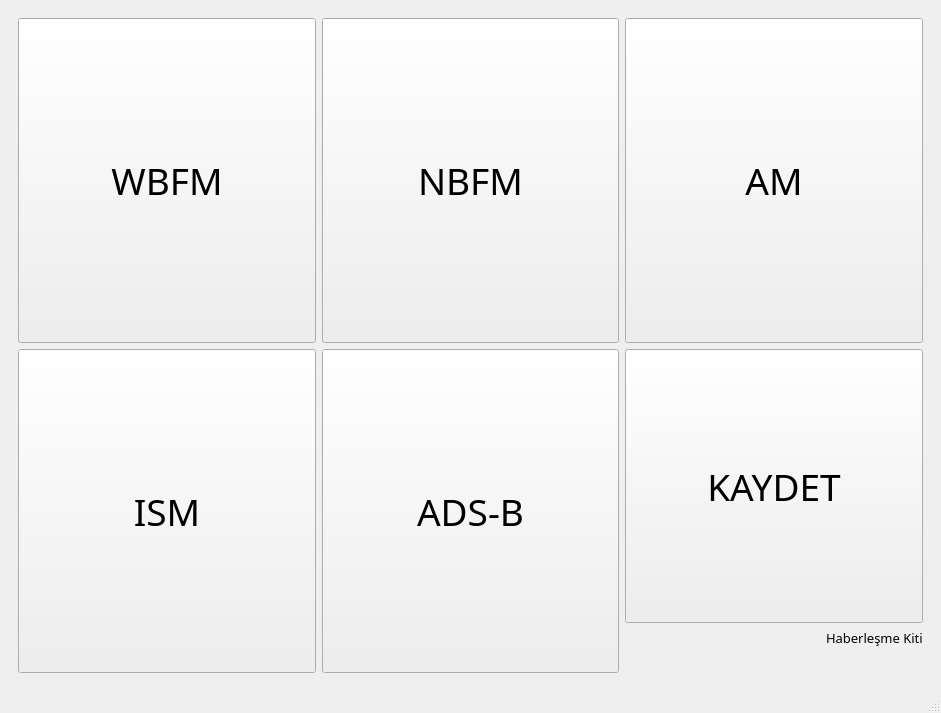
The window that hakigui/RTLGUINEW_LATEST.ui (murat-sever/HaKiGUI) describes before a commit, drawn with Qt 5.
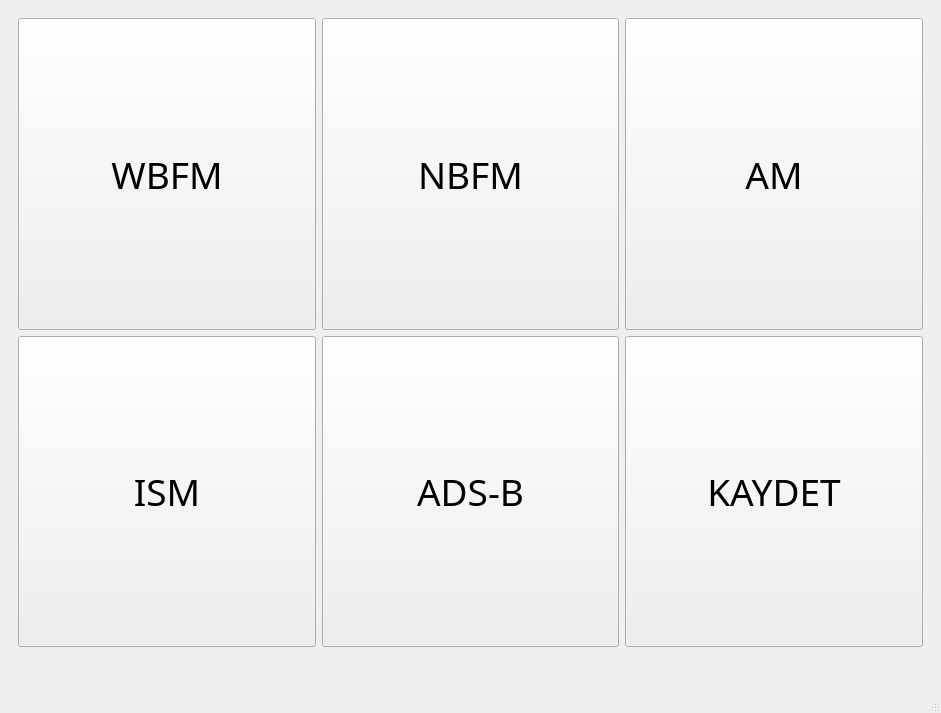
The same window after the commit. Icons and pictures are not drawn.

Commit message: Kaydet butonu güncellendi, window için icon eklendi

```diff
--- a/hakigui/RTLGUINEW_LATEST.ui
+++ b/hakigui/RTLGUINEW_LATEST.ui
@@ -13,6 +13,16 @@
   <property name="windowTitle">
    <string>Haberleşme Eğitim Kiti - HaKi</string>
   </property>
+  <property name="windowIcon">
+   <iconset>
+    <normaloff>icons/2009232-200.png</normaloff>icons/2009232-200.png</iconset>
+  </property>
+  <property name="iconSize">
+   <size>
+    <width>10</width>
+    <height>5</height>
+   </size>
+  </property>
   <widget class="QWidget" name="centralwidget">
    <layout class="QGridLayout" name="gridLayout_2">
     <item row="0" column="0">
@@ -465,11 +475,13 @@
        </layout>
       </widget>
       <widget class="QWidget" name="page_2">
-       <layout class="QGridLayout" name="gridLayout_4">
-        <item row="0" column="2">
-         <widget class="QToolButton" name="toolButton_6">
+       <layout class="QVBoxLayout" name="verticalLayout">
+        <item>
+         <layout class="QGridLayout" name="gridLayout">
+          <item row="1" column="1">
+           <widget class="QToolButton" name="toolButton_4">
           <property name="sizePolicy">
-           <sizepolicy hsizetype="Expanding" vsizetype="Expanding">
+             <sizepolicy hsizetype="Minimum" vsizetype="Preferred">
             <horstretch>0</horstretch>
             <verstretch>0</verstretch>
            </sizepolicy>
@@ -481,7 +493,7 @@
            </font>
           </property>
           <property name="text">
-           <string>AM</string>
+             <string>ADS-B</string>
           </property>
           <property name="icon">
            <iconset>
@@ -530,6 +542,70 @@
           </property>
          </widget>
         </item>
+          <item row="0" column="2">
+           <widget class="QToolButton" name="toolButton_6">
+            <property name="sizePolicy">
+             <sizepolicy hsizetype="Expanding" vsizetype="Expanding">
+              <horstretch>0</horstretch>
+              <verstretch>0</verstretch>
+             </sizepolicy>
+            </property>
+            <property name="font">
+             <font>
+              <family>MS Reference Sans Serif</family>
+              <pointsize>28</pointsize>
+             </font>
+            </property>
+            <property name="text">
+             <string>AM</string>
+            </property>
+            <property name="icon">
+             <iconset>
+              <normaloff>icons/2214949.png</normaloff>icons/2214949.png</iconset>
+            </property>
+            <property name="iconSize">
+             <size>
+              <width>200</width>
+              <height>150</height>
+             </size>
+            </property>
+            <property name="toolButtonStyle">
+             <enum>Qt::ToolButtonTextUnderIcon</enum>
+            </property>
+           </widget>
+          </item>
+          <item row="0" column="1">
+           <widget class="QToolButton" name="toolButton_2">
+            <property name="sizePolicy">
+             <sizepolicy hsizetype="Expanding" vsizetype="Expanding">
+              <horstretch>0</horstretch>
+              <verstretch>0</verstretch>
+             </sizepolicy>
+            </property>
+            <property name="font">
+             <font>
+              <family>MS Reference Sans Serif</family>
+              <pointsize>28</pointsize>
+             </font>
+            </property>
+            <property name="text">
+             <string>NBFM</string>
+            </property>
+            <property name="icon">
+             <iconset>
+              <normaloff>icons/34_walkie_talkie.png</normaloff>icons/34_walkie_talkie.png</iconset>
+            </property>
+            <property name="iconSize">
+             <size>
+              <width>150</width>
+              <height>150</height>
+             </size>
+            </property>
+            <property name="toolButtonStyle">
+             <enum>Qt::ToolButtonTextUnderIcon</enum>
+            </property>
+           </widget>
+          </item>
         <item row="0" column="0">
          <widget class="QToolButton" name="toolButton">
           <property name="sizePolicy">
@@ -565,132 +641,47 @@
           </property>
          </widget>
         </item>
-        <item row="0" column="1">
-         <widget class="QToolButton" name="toolButton_2">
-          <property name="sizePolicy">
-           <sizepolicy hsizetype="Expanding" vsizetype="Expanding">
-            <horstretch>0</horstretch>
-            <verstretch>0</verstretch>
-           </sizepolicy>
-          </property>
-          <property name="font">
-           <font>
-            <family>MS Reference Sans Serif</family>
-            <pointsize>28</pointsize>
-           </font>
-          </property>
-          <property name="text">
-           <string>NBFM</string>
-          </property>
-          <property name="icon">
-           <iconset>
-            <normaloff>icons/34_walkie_talkie.png</normaloff>icons/34_walkie_talkie.png</iconset>
-          </property>
-          <property name="iconSize">
-           <size>
-            <width>150</width>
-            <height>150</height>
-           </size>
-          </property>
-          <property name="toolButtonStyle">
-           <enum>Qt::ToolButtonTextUnderIcon</enum>
-          </property>
-         </widget>
-        </item>
-        <item row="1" column="1">
-         <widget class="QToolButton" name="toolButton_4">
-          <property name="sizePolicy">
-           <sizepolicy hsizetype="Minimum" vsizetype="Preferred">
-            <horstretch>0</horstretch>
-            <verstretch>0</verstretch>
-           </sizepolicy>
-          </property>
-          <property name="font">
-           <font>
-            <family>MS Reference Sans Serif</family>
-            <pointsize>28</pointsize>
-           </font>
-          </property>
-          <property name="text">
-           <string>ADS-B</string>
-          </property>
-          <property name="icon">
-           <iconset>
-            <normaloff>icons/flight.png</normaloff>icons/flight.png</iconset>
-          </property>
-          <property name="iconSize">
-           <size>
-            <width>200</width>
-            <height>150</height>
-           </size>
-          </property>
-          <property name="toolButtonStyle">
-           <enum>Qt::ToolButtonTextUnderIcon</enum>
-          </property>
-         </widget>
-        </item>
         <item row="1" column="2">
-         <layout class="QGridLayout" name="gridLayout_3">
-          <item row="1" column="0">
-           <layout class="QGridLayout" name="gridLayout">
-            <item row="1" column="1">
-             <widget class="QLabel" name="label_10">
+           <widget class="QToolButton" name="toolButton_5">
               <property name="sizePolicy">
-               <sizepolicy hsizetype="Fixed" vsizetype="Fixed">
+             <sizepolicy hsizetype="Expanding" vsizetype="Expanding">
                 <horstretch>0</horstretch>
                 <verstretch>0</verstretch>
                </sizepolicy>
               </property>
-              <property name="maximumSize">
-               <size>
-                <width>1000</width>
-                <height>50</height>
-               </size>
-              </property>
               <property name="font">
                <font>
                 <family>MS Reference Sans Serif</family>
-                <pointsize>10</pointsize>
+              <pointsize>28</pointsize>
                </font>
               </property>
               <property name="text">
-               <string>Haberleşme Kiti</string>
-              </property>
-             </widget>
-            </item>
-            <item row="2" column="1">
-             <widget class="QLabel" name="label">
-              <property name="sizePolicy">
-               <sizepolicy hsizetype="Fixed" vsizetype="Fixed">
-                <horstretch>0</horstretch>
-                <verstretch>0</verstretch>
-               </sizepolicy>
-              </property>
-              <property name="maximumSize">
+             <string>KAYDET</string>
+            </property>
+            <property name="icon">
+             <iconset>
+              <normaloff>icons/274412.png</normaloff>icons/274412.png</iconset>
+            </property>
+            <property name="iconSize">
                <size>
-                <width>100</width>
-                <height>50</height>
-               </size>
-              </property>
-              <property name="text">
-               <string/>
-              </property>
-              <property name="pixmap">
-               <pixmap>icons/HaKi_white.png</pixmap>
-              </property>
-              <property name="scaledContents">
-               <bool>true</bool>
+              <width>200</width>
+              <height>150</height>
+             </size>
+            </property>
+            <property name="toolButtonStyle">
+             <enum>Qt::ToolButtonTextUnderIcon</enum>
               </property>
              </widget>
             </item>
-            <item row="2" column="0">
+         </layout>
+        </item>
+        <item>
+         <layout class="QHBoxLayout" name="horizontalLayout_3">
+          <item>
              <spacer name="horizontalSpacer">
               <property name="orientation">
                <enum>Qt::Horizontal</enum>
               </property>
-              <property name="sizeType">
-               <enum>QSizePolicy::Expanding</enum>
-              </property>
               <property name="sizeHint" stdset="0">
                <size>
                 <width>40</width>
@@ -699,36 +690,30 @@
               </property>
              </spacer>
             </item>
-            <item row="0" column="0" colspan="2">
-             <widget class="QPushButton" name="toolButton_5">
+          <item>
+           <widget class="QLabel" name="label">
               <property name="sizePolicy">
-               <sizepolicy hsizetype="Expanding" vsizetype="Expanding">
+             <sizepolicy hsizetype="Fixed" vsizetype="Fixed">
                 <horstretch>0</horstretch>
                 <verstretch>0</verstretch>
                </sizepolicy>
               </property>
-              <property name="font">
-               <font>
-                <family>MS Reference Sans Serif</family>
-                <pointsize>28</pointsize>
-               </font>
+            <property name="maximumSize">
+             <size>
+              <width>100</width>
+              <height>50</height>
+             </size>
               </property>
               <property name="text">
-               <string>KAYDET</string>
-              </property>
-              <property name="icon">
-               <iconset>
-                <normaloff>icons/record.png</normaloff>icons/record.png</iconset>
-              </property>
-              <property name="iconSize">
-               <size>
-                <width>30</width>
-                <height>30</height>
-               </size>
-              </property>
-             </widget>
-            </item>
-           </layout>
+             <string/>
+            </property>
+            <property name="pixmap">
+             <pixmap>icons/HaKi_white.png</pixmap>
+            </property>
+            <property name="scaledContents">
+             <bool>true</bool>
+            </property>
+           </widget>
           </item>
          </layout>
         </item>
```
Left out of the diff: 41 changed lines with no effect on the pictures. Lines whose indentation alone changed are shown as unchanged.
